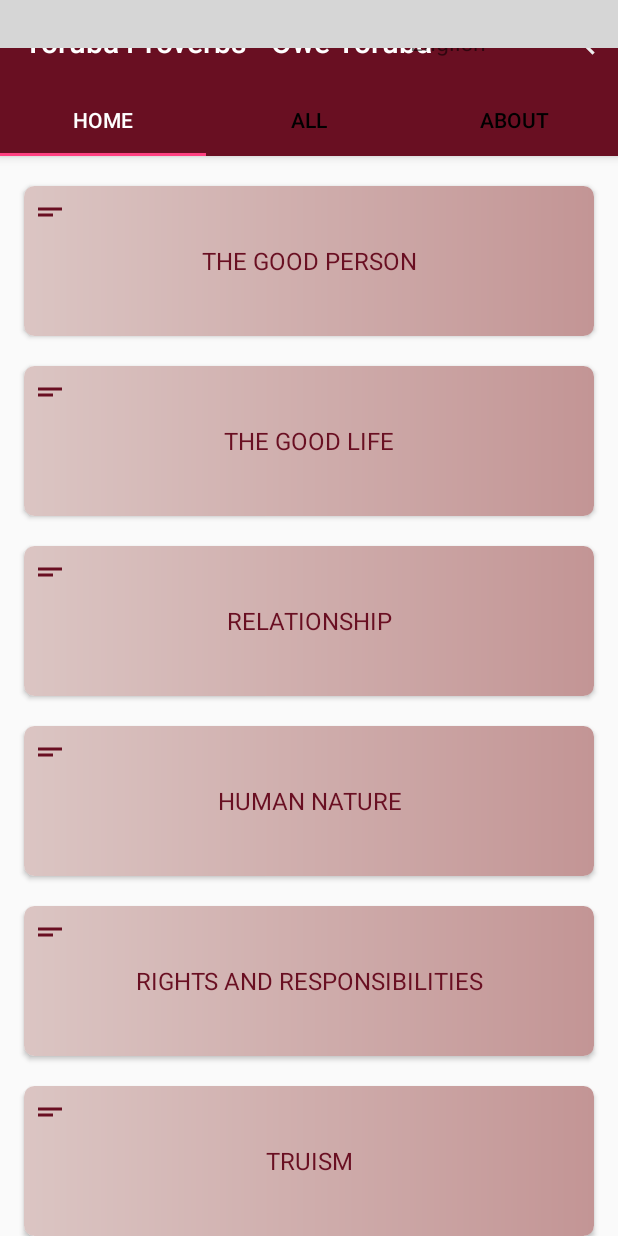
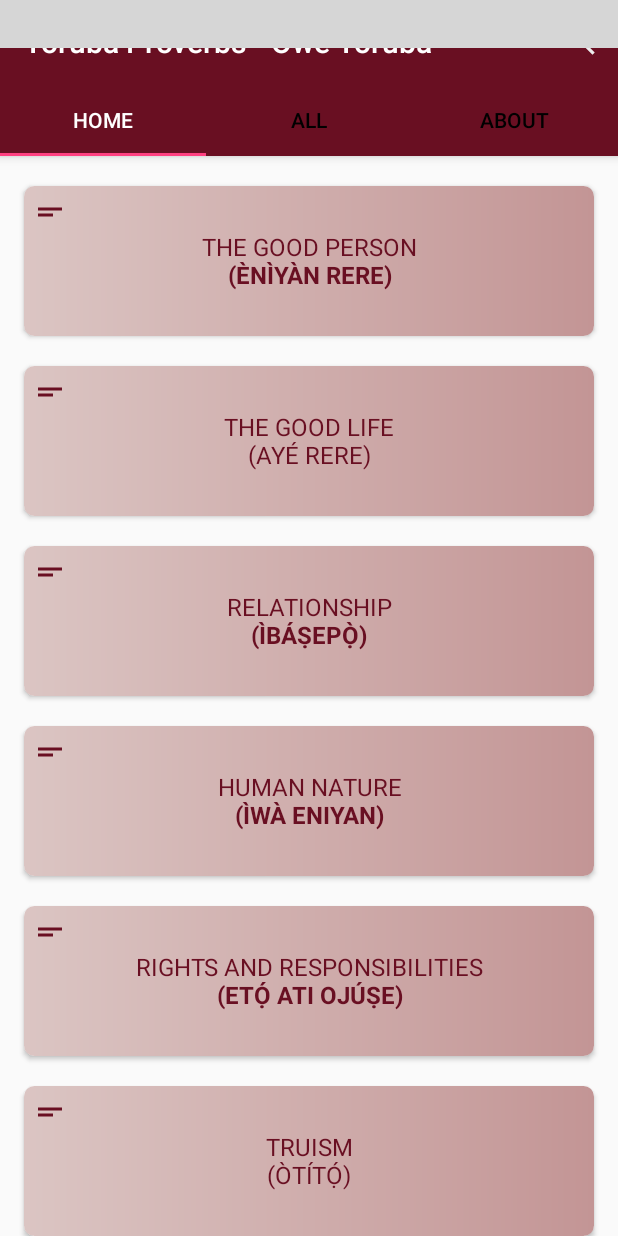
Before and after one commit to MikeAde1/YorubaProverbs, an Android app: the screen it shows after launch (Main2Activity), on a phone screen of 412 x 824 dp. Run offline under Robolectric (Android 15) with nearby library versions, the phone set to English and light mode, and no system bars; our stand-ins replace Firebase (no records; nobody signed in at launch, a user with empty details on screens opened directly); libraries missing offline, so code that uses them is left out: com.miguelcatalan.materialsearchview; plain views replace MaterialSearchView; Roboto replaces fonts that are not available here; 6 statements that could not run were skipped; grey boxes are pictures that could not be loaded.

Commit message:
Updated layout Minor changes

```diff
--- a/app/src/main/res/layout/activity_main2.xml
+++ b/app/src/main/res/layout/activity_main2.xml
@@ -14,10 +14,12 @@
         android:layout_width="match_parent"
         android:layout_height="wrap_content"
         android:theme="@style/AppTheme.AppBarOverlay">
+
         <FrameLayout
             android:layout_width="match_parent"
             android:layout_height="wrap_content"
             app:layout_scrollFlags="scroll|enterAlways">
+
             <android.support.v7.widget.Toolbar
                 android:id="@+id/toolbar"
                 android:layout_width="match_parent"
@@ -25,24 +27,28 @@
                 android:background="?attr/colorPrimary"
                 app:layout_scrollFlags="scroll|enterAlways"
                 app:popupTheme="@style/AppTheme.PopupOverlay"
-                app:title="@string/title_name"/>
+                app:title="@string/title_name" />
+
             <RelativeLayout
                 android:layout_width="wrap_content"
                 android:layout_height="wrap_content">
+
                 <com.miguelcatalan.materialsearchview.MaterialSearchView
+                    android:id="@+id/searchView"
                     android:layout_width="match_parent"
-                    android:layout_height="wrap_content"
-                    android:id="@+id/searchView" />
+                    android:layout_height="wrap_content" />
+
                 <Spinner
                     android:id="@+id/spinner"
-                    android:layout_alignParentRight="true"
-                    android:layout_marginRight="40dp"
                     android:layout_width="wrap_content"
                     android:layout_height="?attr/actionBarSize"
+                    android:layout_alignParentEnd="true"
+                    android:layout_alignParentRight="true"
+                    android:layout_marginEnd="40dp"
+                    android:layout_marginRight="40dp"
                     android:backgroundTint="#000000"
                     android:popupBackground="#FF6D6A6A"
-                    android:layout_marginEnd="40dp"
-                    android:layout_alignParentEnd="true" />
+                    android:visibility="gone" />
             </RelativeLayout>
         </FrameLayout>
 
@@ -50,8 +56,8 @@
             android:id="@+id/tabs"
             android:layout_width="match_parent"
             android:layout_height="wrap_content"
-                app:tabTextColor="#000000"
-                app:tabSelectedTextColor="#FFFFFF">
+            app:tabSelectedTextColor="#FFFFFF"
+            app:tabTextColor="#000000">
 
             <android.support.design.widget.TabItem
                 android:id="@+id/tabItem"
@@ -74,30 +80,35 @@
         </android.support.design.widget.TabLayout>
 
     </android.support.design.widget.AppBarLayout>
+
     <RelativeLayout
         android:layout_width="match_parent"
         android:layout_height="match_parent"
         app:layout_behavior="@string/appbar_scrolling_view_behavior">
+
         <LinearLayout
             android:id="@+id/searches"
             android:layout_width="wrap_content"
             android:layout_height="wrap_content"
             android:layout_centerInParent="true"
             android:visibility="gone">
+
             <ProgressBar
                 android:layout_width="50dp"
                 android:layout_height="50dp" />
 
         </LinearLayout>
+
         <android.support.v7.widget.CardView
             android:id="@+id/cardview"
-            app:cardBackgroundColor="@color/cardview_shadow_end_color"
             android:layout_width="match_parent"
-            android:layout_height="wrap_content">
+            android:layout_height="wrap_content"
+            app:cardBackgroundColor="@color/cardview_shadow_end_color">
+
             <android.support.v7.widget.RecyclerView
                 android:id="@+id/recyclerView1"
                 android:layout_width="match_parent"
-                android:layout_height="wrap_content"/>
+                android:layout_height="wrap_content" />
         </android.support.v7.widget.CardView>
 
         <android.support.v4.view.ViewPager
--- a/app/src/main/res/layout/fragment_home.xml
+++ b/app/src/main/res/layout/fragment_home.xml
@@ -25,7 +25,7 @@
 
                 <TextView
                     android:gravity="center"
-                    android:text="@string/the_good_pesron"
+                    android:text="@string/the_good_person"
                     android:textColor="#690F22"
                     android:textSize="16sp"
                     android:textAllCaps="true"
@@ -36,7 +36,7 @@
                     android:layout_margin="5dp"
                     android:layout_width="wrap_content"
                     android:layout_height="wrap_content"
-                    android:src="@drawable/ic_short_text_black_24dp"/>
+                    app:srcCompat="@drawable/ic_short_text_black_24dp"/>/>
             </android.support.v7.widget.CardView>
 
             <android.support.v7.widget.CardView
@@ -63,7 +63,7 @@
                     android:layout_margin="5dp"
                     android:layout_width="wrap_content"
                     android:layout_height="wrap_content"
-                    android:src="@drawable/ic_short_text_black_24dp"/>
+                    app:srcCompat="@drawable/ic_short_text_black_24dp"/>/>
 
             </android.support.v7.widget.CardView>
 
@@ -91,7 +91,7 @@
                     android:layout_margin="5dp"
                     android:layout_width="wrap_content"
                     android:layout_height="wrap_content"
-                    android:src="@drawable/ic_short_text_black_24dp"/>
+                    app:srcCompat="@drawable/ic_short_text_black_24dp"/>/>
             </android.support.v7.widget.CardView>
 
             <android.support.v7.widget.CardView
@@ -118,7 +118,7 @@
                     android:layout_margin="5dp"
                     android:layout_width="wrap_content"
                     android:layout_height="wrap_content"
-                    android:src="@drawable/ic_short_text_black_24dp"/>
+                    app:srcCompat="@drawable/ic_short_text_black_24dp"/>/>
             </android.support.v7.widget.CardView>
 
             <android.support.v7.widget.CardView
@@ -145,7 +145,7 @@
                     android:layout_margin="5dp"
                     android:layout_width="wrap_content"
                     android:layout_height="wrap_content"
-                    android:src="@drawable/ic_short_text_black_24dp"/>
+                    app:srcCompat="@drawable/ic_short_text_black_24dp"/>
 
             </android.support.v7.widget.CardView>
             <android.support.v7.widget.CardView
@@ -172,7 +172,7 @@
                 android:layout_margin="5dp"
                 android:layout_width="wrap_content"
                 android:layout_height="wrap_content"
-                android:src="@drawable/ic_short_text_black_24dp"/>
+                app:srcCompat="@drawable/ic_short_text_black_24dp"/>/>
             </android.support.v7.widget.CardView>
         </LinearLayout>
     </android.support.v4.widget.NestedScrollView>
--- a/app/src/main/res/menu/menu_main2.xml
+++ b/app/src/main/res/menu/menu_main2.xml
@@ -12,5 +12,5 @@
         android:icon="@drawable/ic_search_black_24dp"
         android:orderInCategory="100"
         android:title="@string/action_search"
-        app:showAsAction="always|collapseActionView" />
+        app:showAsAction="always" />
 </menu>
--- a/app/src/main/res/values/strings.xml
+++ b/app/src/main/res/values/strings.xml
@@ -9,13 +9,16 @@
     <string name="home">Home</string>
     <string name="home_text">Press the <b><i>search</i></b> button to search for your proverb of interest.</string>
     <string name="action_search">Search</string>
-    <string name="the_good_pesron">The Good Person</string>
-    <string name="the_good_life">The Good Life</string>
-    <string name="relationship">Relationship</string>
-    <string name="human_nature">Human Nature</string>
-    <string name="rights_and_responsibilities">Rights and Responsibilities</string>
-    <string name="truism">Truism</string>
+    <!--    <string name="the_good_pesron">The Good Person</string>-->
+    <string name="the_good_life">The Good Life\n(Ayé Rere)</string>
+    <string name="relationship">Relationship\n<b>(Ìbáṣepọ̀)</b></string>
+    <string name="human_nature">Human Nature\n<b>(Ìwà Eniyan)</b></string>
+    <string name="rights_and_responsibilities">Rights and Responsibilities\n<b>(Etọ́ ati ojúṣe)</b></string>
+    <string name="truism">Truism\n(Òtítọ́)</string>
     <string name="explanation_usage"><![CDATA[Explanation & Usage]]></string>
     <string name="proverb">Proverb</string>
-    <string name="the_application_is_a_digital_resource_for_yoruba_proverbs_containing_over_600_proverbs_these_proverbs_have_been_extracted_from_the_book_yoruba_proverbs_by_oyekan_owomoyela">The Application is a digital Resource for Yoruba proverbs containing over 600 proverbs. These proverbs have been extracted from the book \'Yoruba Proverbs\' by <b>Oyekan Owomoyela</b>.</string>
+    <string name="disclaimer">The Application is a digital Resource for Yoruba proverbs containing over 600 proverbs. These proverbs have been extracted from the book \'Yoruba Proverbs\' by <b>Oyékàn Owómóyèlá</b>.</string>
+    <string name="feedback">Any feedback, comment or addition can be sent to michael.adeneye@yahoo.com</string>
+    <string name="title">YORUBA PROVERBS 1.0</string>
+    <string name="the_good_person">The Good Person\n<b>(Ènìyàn Rere)</b></string>
 </resources>
--- a/app/src/main/res/values/styles.xml
+++ b/app/src/main/res/values/styles.xml
@@ -26,5 +26,7 @@
         <item name="android:windowIsFloating">false</item>
         <item name="bottomSheetStyle">@style/BottomSheet</item>
     </style>
+    <style name="BottomSheetDialogTheme" parent="BaseBottomSheetDialog" />
+
 
 </resources>
```
Also changed, not shown: app/src/main/res/layout/activity_categorized_list.xml (+8 -1 lines), app/src/main/res/layout/fragment_about.xml (+10 -5 lines). Lines whose indentation alone changed are shown as unchanged.
